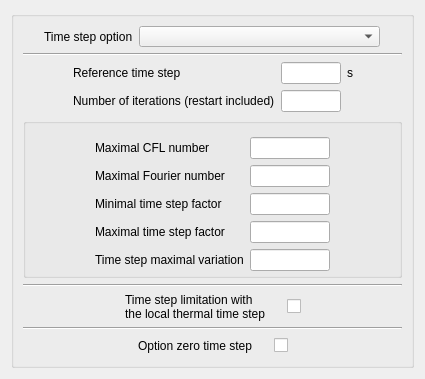
The window that gui/Pages/TimeStepForm.ui (code-saturne/code_saturne) describes before a commit, drawn with Qt 5.
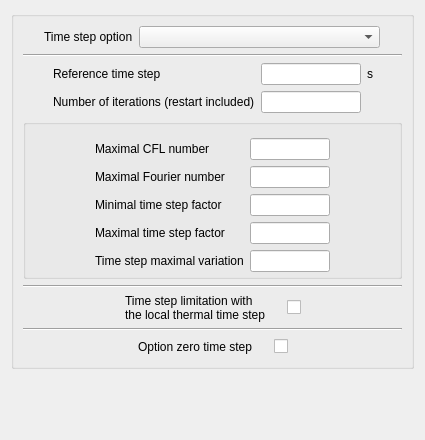
The same window after the commit.

Commit message: change size of the windows "Number of iterations" (too small when n > 9999.)

Diff of the .ui file:
```diff
--- a/gui/Pages/TimeStepForm.ui
+++ b/gui/Pages/TimeStepForm.ui
@@ -7,7 +7,7 @@
     <x>0</x>
     <y>0</y>
     <width>425</width>
-    <height>362</height>
+    <height>440</height>
    </rect>
   </property>
   <property name="windowTitle">
@@ -109,6 +109,12 @@
             </item>
             <item row="0" column="1">
              <widget class="QLineEdit" name="lineEditDTREF">
+              <property name="minimumSize">
+               <size>
+                <width>100</width>
+                <height>0</height>
+               </size>
+              </property>
               <property name="maximumSize">
                <size>
                 <width>60</width>
@@ -142,6 +148,12 @@
             </item>
             <item row="1" column="1">
              <widget class="QLineEdit" name="lineEditNTMABS">
+              <property name="minimumSize">
+               <size>
+                <width>100</width>
+                <height>0</height>
+               </size>
+              </property>
               <property name="maximumSize">
                <size>
                 <width>60</width>
```
The commit also changes 1 other file.
